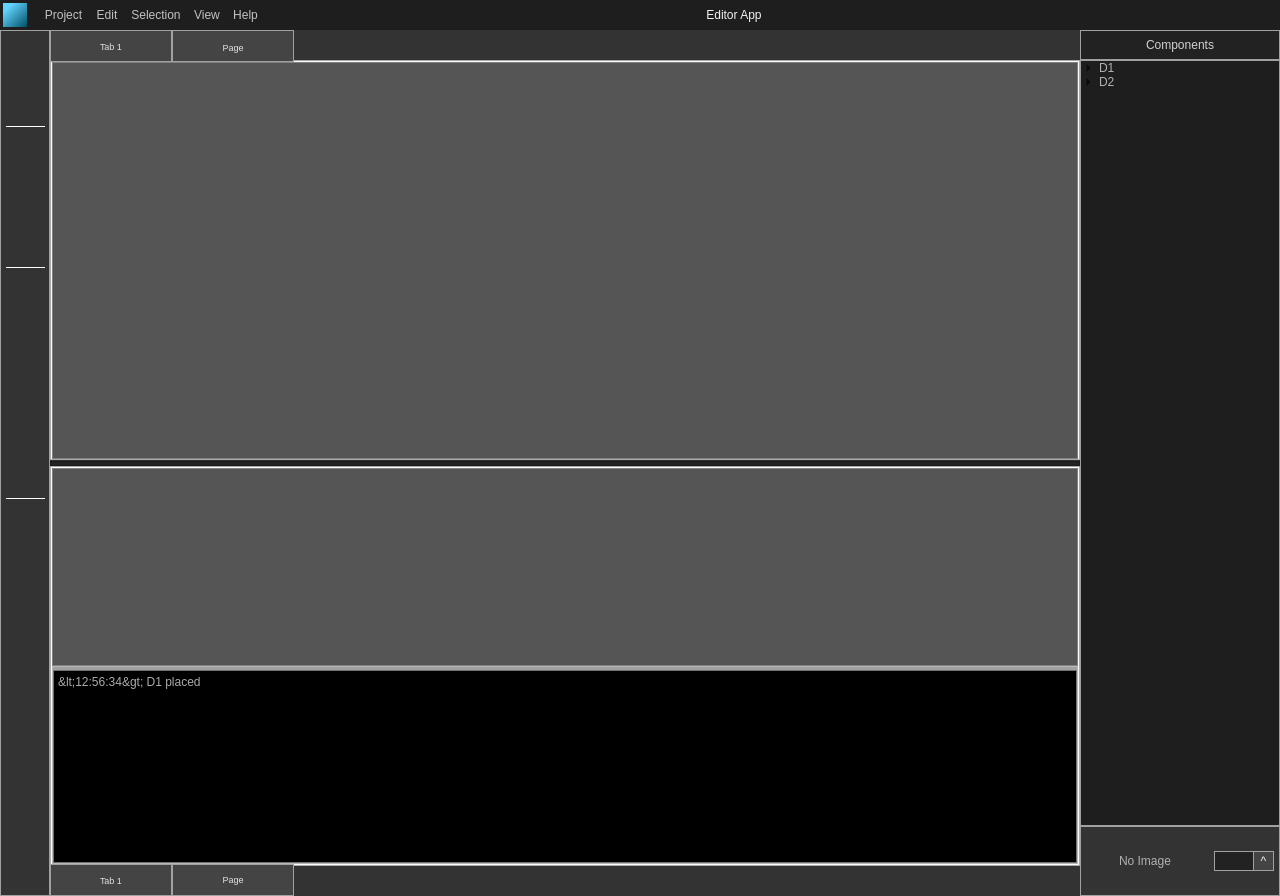
Above: EditorApp.ui from IvanLoko/EditorAppNew before the change. Below: the same form after it.
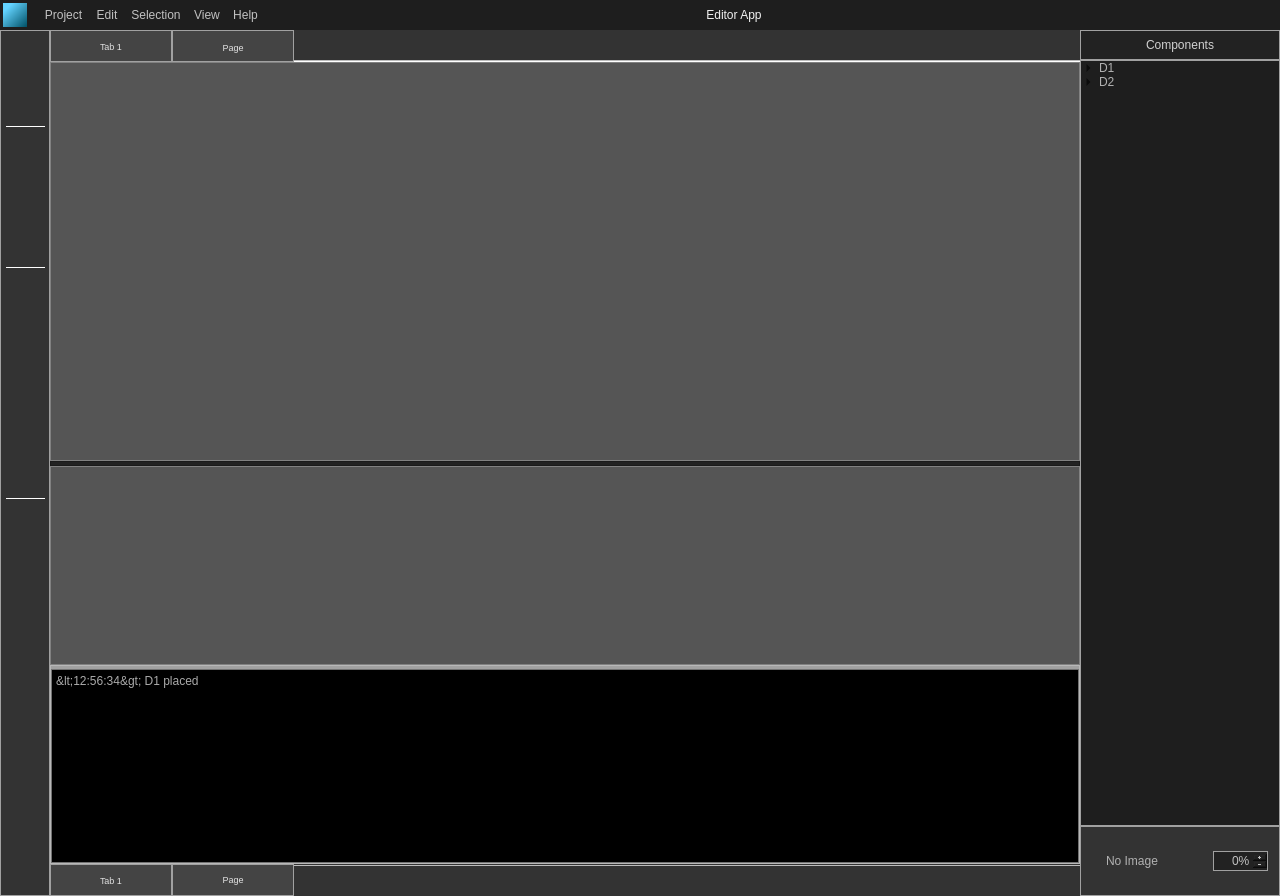
That is the form after the change. Icons and pictures are not drawn.

```diff
--- a/EditorApp.ui
+++ b/EditorApp.ui
@@ -30,7 +30,6 @@
 
 #TitleBar {
 	background-color: #1e1e1e;
-	borde-bottom: 1px solid #a1a1a1;
 }
 
 #AppIcon {
@@ -173,7 +172,17 @@
 	background-color: #9b9b9b;
 }
 
-#OpacityLine {
+#BLVisibleButton {
+	border: 0px;
+	border-radius: 6px;
+	color: #b1b1b1;
+}
+
+#BLVisibleButton:hover {
+	background-color: #9b9b9b;
+}
+
+#OpacityBox {
 	border: 1px solid #a1a1a1;
 	background-color: #222222;
 	color: #c1c1c1;
@@ -1664,6 +1673,9 @@
                <property name="currentIndex">
                 <number>0</number>
                </property>
+               <property name="documentMode">
+                <bool>true</bool>
+               </property>
                <property name="movable">
                 <bool>true</bool>
                </property>
@@ -1769,6 +1781,9 @@
                <property name="acceptDrops">
                 <bool>true</bool>
                </property>
+               <property name="autoFillBackground">
+                <bool>false</bool>
+               </property>
                <property name="styleSheet">
                 <string notr="true"/>
                </property>
@@ -1778,6 +1793,9 @@
                <property name="currentIndex">
                 <number>0</number>
                </property>
+               <property name="documentMode">
+                <bool>true</bool>
+               </property>
                <property name="movable">
                 <bool>true</bool>
                </property>
@@ -2193,7 +2211,7 @@
                   </property>
                   <property name="maximumSize">
                    <size>
-                    <width>120</width>
+                    <width>80</width>
                     <height>40</height>
                    </size>
                   </property>
@@ -2225,13 +2243,13 @@
                  <widget class="QFrame" name="OpacityFrame">
                   <property name="minimumSize">
                    <size>
-                    <width>60</width>
+                    <width>80</width>
                     <height>40</height>
                    </size>
                   </property>
                   <property name="maximumSize">
                    <size>
-                    <width>60</width>
+                    <width>80</width>
                     <height>40</height>
                    </size>
                   </property>
@@ -2243,7 +2261,7 @@
                   </property>
                   <layout class="QHBoxLayout" name="horizontalLayout_5" stretch="0,0">
                    <property name="spacing">
-                    <number>0</number>
+                    <number>5</number>
                    </property>
                    <property name="leftMargin">
                     <number>0</number>
@@ -2258,41 +2276,7 @@
                     <number>0</number>
                    </property>
                    <item>
-                    <widget class="QLineEdit" name="OpacityLine">
-                     <property name="sizePolicy">
-                      <sizepolicy hsizetype="Fixed" vsizetype="Fixed">
-                       <horstretch>0</horstretch>
-                       <verstretch>0</verstretch>
-                      </sizepolicy>
-                     </property>
-                     <property name="minimumSize">
-                      <size>
-                       <width>40</width>
-                       <height>20</height>
-                      </size>
-                     </property>
-                     <property name="maximumSize">
-                      <size>
-                       <width>40</width>
-                       <height>20</height>
-                      </size>
-                     </property>
-                     <property name="contextMenuPolicy">
-                      <enum>Qt::DefaultContextMenu</enum>
-                     </property>
-                     <property name="inputMask">
-                      <string/>
-                     </property>
-                     <property name="frame">
-                      <bool>false</bool>
-                     </property>
-                     <property name="placeholderText">
-                      <string/>
-                     </property>
-                    </widget>
-                   </item>
-                   <item>
-                    <widget class="QPushButton" name="OpacityScrollButton">
+                    <widget class="QPushButton" name="BLVisibleButton">
                      <property name="minimumSize">
                       <size>
                        <width>20</width>
@@ -2306,14 +2290,67 @@
                       </size>
                      </property>
                      <property name="text">
-                      <string>^</string>
+                      <string/>
+                     </property>
+                     <property name="icon">
+                      <iconset>
+                       <normaloff>src/icons/free/eye.svg</normaloff>src/icons/free/eye.svg</iconset>
                      </property>
                      <property name="iconSize">
                       <size>
-                       <width>20</width>
+                       <width>18</width>
+                       <height>18</height>
+                      </size>
+                     </property>
+                     <property name="shortcut">
+                      <string/>
+                     </property>
+                     <property name="checkable">
+                      <bool>false</bool>
+                     </property>
+                     <property name="checked">
+                      <bool>false</bool>
+                     </property>
+                     <property name="flat">
+                      <bool>false</bool>
+                     </property>
+                    </widget>
+                   </item>
+                   <item>
+                    <widget class="QSpinBox" name="OpacityBox">
+                     <property name="minimumSize">
+                      <size>
+                       <width>55</width>
                        <height>20</height>
                       </size>
                      </property>
+                     <property name="maximumSize">
+                      <size>
+                       <width>55</width>
+                       <height>20</height>
+                      </size>
+                     </property>
+                     <property name="alignment">
+                      <set>Qt::AlignRight|Qt::AlignTrailing|Qt::AlignVCenter</set>
+                     </property>
+                     <property name="readOnly">
+                      <bool>true</bool>
+                     </property>
+                     <property name="buttonSymbols">
+                      <enum>QAbstractSpinBox::PlusMinus</enum>
+                     </property>
+                     <property name="suffix">
+                      <string>%</string>
+                     </property>
+                     <property name="maximum">
+                      <number>1000</number>
+                     </property>
+                     <property name="singleStep">
+                      <number>5</number>
+                     </property>
+                     <property name="displayIntegerBase">
+                      <number>10</number>
+                     </property>
                     </widget>
                    </item>
                   </layout>
```
Left out of the diff: 237 changed lines with no effect on the pictures.
